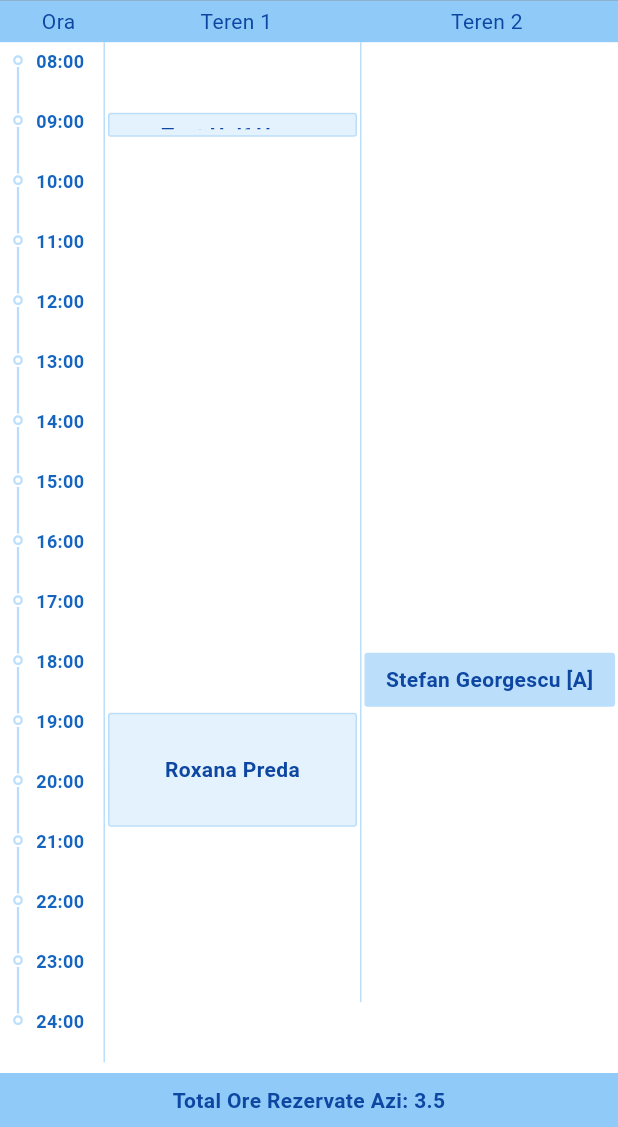
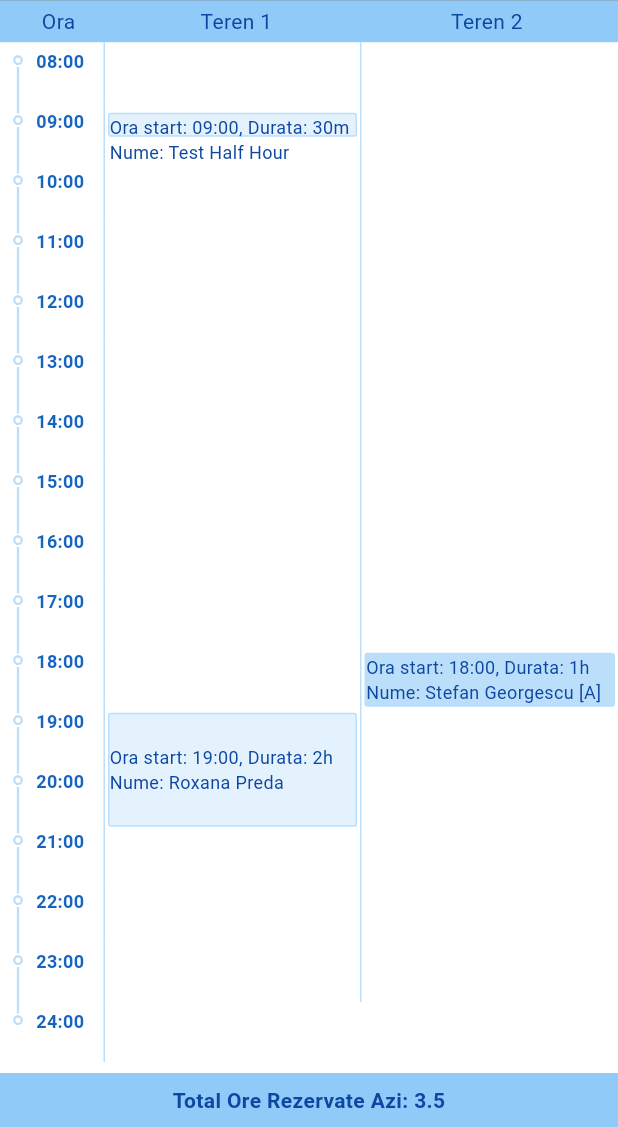
Before and after one commit to leopardus/tennis2025, a Flutter app: the screen it shows after launch, in the side drawer, after a tap on "Programari UX", on a phone screen of 412 x 824 dp, the part 109-1236 px from its top. Run offline on Flutter 3.47's test engine with Material 3 defaults, Android fonts, the phone set to English and light mode, and no system bars; drawn by our look-alikes of carousel_slider; our stand-ins replace firebase_core, fl_chart, google_sign_in; accounts and stored records are empty.

Commit message:
new labels for cards

```diff
--- a/lib/time_slot_table_ux.dart
+++ b/lib/time_slot_table_ux.dart
@@ -133,6 +133,22 @@ class _TimeSlotTableUxState extends State<TimeSlotTableUx> {
     final int h = hour.floor();
     final int m = ((hour - h) * 60).round();
     return '${h.toString().padLeft(2, '0')}:${m.toString().padLeft(2, '0')}';
+  }
+
+  String _formatDuration(double duration) {
+    final int hours = duration.floor();
+    final int minutes = ((duration - hours) * 60).round();
+    String result = '';
+    if (hours > 0) {
+      result += '${hours}h';
+    }
+    if (minutes > 0) {
+      result += '${minutes}m';
+    }
+    if (result.isEmpty) {
+      return '0m';
+    }
+    return result;
   }
 
   void _showReservationDetails(BuildContext context, dynamic reservation) {
@@ -424,15 +440,13 @@ class _TimeSlotTableUxState extends State<TimeSlotTableUx> {
             ...reservations.map((res) {
               final double start = (res['interval'][0] as num).toDouble();
               final double end = (res['interval'][1] as num).toDouble();
-
-              final double top = (start - startHour) * _rowHeight + 5.0;
-              final double height = (end - start) * _rowHeight;
+              final double duration = end - start;
 
               return Positioned(
-                top: top,
+                top: (start - startHour) * _rowHeight + 5.0,
                 left: 0,
                 right: 0,
-                height: height,
+                height: (end - start) * _rowHeight,
                 child: InkWell(
                   onTap: () => _showReservationDetails(context, res),
                   child: Container(
@@ -447,12 +461,24 @@ class _TimeSlotTableUxState extends State<TimeSlotTableUx> {
                       ),
                     ),
                     margin: const EdgeInsets.all(2.0),
-                    padding: const EdgeInsets.all(4.0),
-                    child: Center(
-                      child: Text(
-                        _getReservationDisplayText(res),
-                        style: TextStyle(color: theme.uxPrimaryText, fontWeight: FontWeight.bold),
-                        textAlign: TextAlign.center,
+                    padding: const EdgeInsets.all(0.0),
+                    child: Align( // Use Align for left alignment
+                      alignment: Alignment.topLeft,
+                      child: Column(
+                        crossAxisAlignment: CrossAxisAlignment.start, // Align children to the start
+                        mainAxisAlignment: MainAxisAlignment.center, // Center vertically if space allows
+                        children: [
+                          Text(
+                            'Ora start: ${_formatHour(start)}, Durata: ${_formatDuration(duration)}',
+                            style: TextStyle(color: theme.uxPrimaryText, fontSize: AppStyles.fontSizeSmall),
+                            textAlign: TextAlign.left,
+                          ),
+                          Text(
+                            'Nume: ${_getReservationDisplayText(res)}',
+                            style: TextStyle(color: theme.uxPrimaryText, fontSize: AppStyles.fontSizeSmall),
+                            textAlign: TextAlign.left,
+                          ),
+                        ],
                       ),
                     ),
                   ),
```
